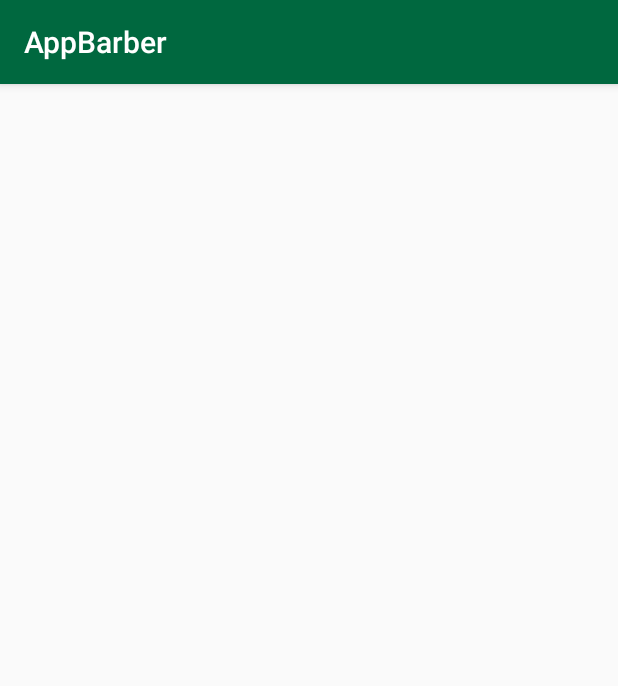
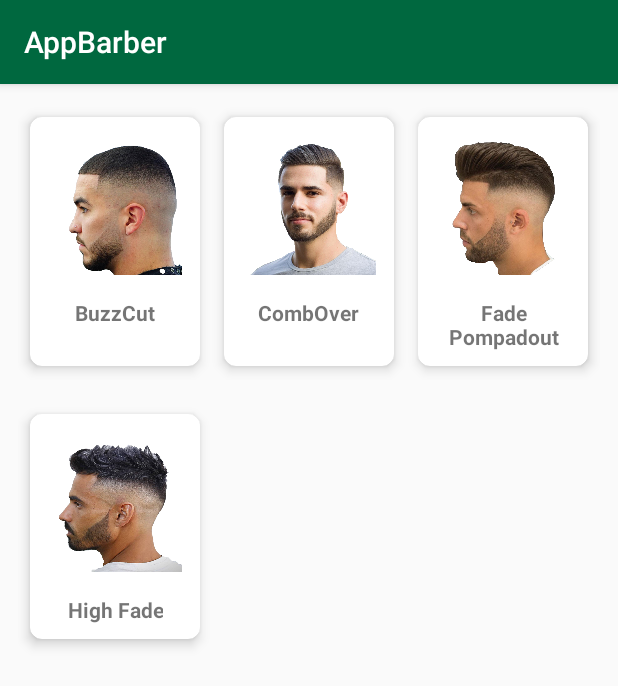
Before and after one commit to rfnvokasi/AppBarber, an Android app: the model screen opened directly, with no data from a screen before it, on a phone screen of 412 x 824 dp. Shown: the top 686 px of the screen. Run offline under Robolectric (Android 15) with nearby library versions, the phone set to English and light mode, and no system bars.

Commit message:
halaman model

```diff
--- a/app/build.gradle
+++ b/app/build.gradle
@@ -60,4 +60,6 @@ dependencies {
     implementation 'com.google.android.material:material:1.1.0'
     implementation 'androidx.mediarouter:mediarouter:1.0.0'
     implementation 'androidx.gridlayout:gridlayout:1.0.0'
+    implementation 'androidx.recyclerview:recyclerview:1.2.0-alpha02'
+    implementation 'androidx.cardview:cardview:1.0.0'
 }
--- /dev/null
+++ b/app/src/main/java/com/example/appbarber/adapters/RambutAdapters.kt
@@ -0,0 +1,44 @@
+package com.example.appbarber.adapters
+
+import android.content.Context
+import android.view.LayoutInflater
+import android.view.View
+import android.view.ViewGroup
+import android.widget.ImageView
+import android.widget.TextView
+import android.widget.Toast
+import androidx.recyclerview.widget.RecyclerView
+import com.example.appbarber.R
+import com.example.appbarber.models.rambut
+import kotlinx.android.synthetic.main.grid_layout_list_item.view.*
+
+class RambutAdapters(var context: Context, var arrayList: ArrayList<rambut>) : RecyclerView.Adapter<RambutAdapters.ItemHolder>() {
+
+    override fun onCreateViewHolder(parent: ViewGroup, viewType: Int): ItemHolder {
+
+        val itemHolder = LayoutInflater.from(parent.context) .inflate(R.layout.grid_layout_list_item,parent, false)
+        return ItemHolder(itemHolder)
+
+    }
+
+    override fun getItemCount(): Int {
+        return arrayList.size
+    }
+
+    override fun onBindViewHolder(holder: ItemHolder, position: Int) {
+       var rambutChar:rambut = arrayList.get(position)
+
+        holder.icons.setImageResource(rambutChar.iconsChar!!)
+        holder.modelr.text = rambutChar.rambutChar
+
+        holder.modelr.setOnClickListener {
+            Toast.makeText(context, rambutChar.rambutChar, Toast.LENGTH_LONG).show()
+        }
+    }
+
+    class ItemHolder(itemView: View) : RecyclerView.ViewHolder(itemView) {
+
+        var icons = itemView.findViewById<ImageView>(R.id.icons_image)
+        var modelr = itemView.findViewById<TextView>(R.id.model_text)
+    }
+}
--- a/app/src/main/java/com/example/appbarber/model.kt
+++ b/app/src/main/java/com/example/appbarber/model.kt
@@ -2,11 +2,44 @@ package com.example.appbarber
 
 import androidx.appcompat.app.AppCompatActivity
 import android.os.Bundle
+import androidx.recyclerview.widget.GridLayoutManager
+import androidx.recyclerview.widget.LinearLayoutManager
+import androidx.recyclerview.widget.RecyclerView
+import com.example.appbarber.adapters.RambutAdapters
+import com.example.appbarber.models.rambut
 
 class model : AppCompatActivity() {
+
+    private var recyclerView:RecyclerView ? = null
+    private var gridLayoutManager:GridLayoutManager ? = null
+    private var arrayList:ArrayList<rambut> ? = null
+    private var rambutAdapters:RambutAdapters ? = null
 
     override fun onCreate(savedInstanceState: Bundle?) {
         super.onCreate(savedInstanceState)
         setContentView(R.layout.activity_model)
+
+        recyclerView = findViewById(R.id.my_recycler_view)
+        gridLayoutManager = GridLayoutManager(applicationContext, 3, LinearLayoutManager.VERTICAL, false)
+        recyclerView?.layoutManager = gridLayoutManager
+        recyclerView?.setHasFixedSize(true)
+
+        arrayList = ArrayList()
+        arrayList = setModel()
+        rambutAdapters = RambutAdapters(applicationContext, arrayList!!)
+        recyclerView?.adapter = rambutAdapters
     }
+    private fun setModel(): ArrayList<rambut> {
+
+        var arrayLists: ArrayList<rambut> = ArrayList()
+
+        arrayLists.add(rambut(R.drawable.buzzcut, "BuzzCut"))
+        arrayLists.add(rambut(R.drawable.combover, "CombOver"))
+        arrayLists.add(rambut(R.drawable.fadepompadout, "Fade Pompadout"))
+        arrayLists.add(rambut(R.drawable.highfade, "High Fade"))
+
+
+        return arrayLists
+    }
+
 }
--- /dev/null
+++ b/app/src/main/java/com/example/appbarber/models/rambut.kt
@@ -0,0 +1,12 @@
+package com.example.appbarber.models
+
+class rambut {
+
+    var iconsChar: Int ? = 0
+    var rambutChar: String ? = null
+
+    constructor(iconsChar: Int?, rambutChar: String?) {
+        this.iconsChar = iconsChar
+        this.rambutChar = rambutChar
+    }
+}
--- a/app/src/main/res/layout/activity_model.xml
+++ b/app/src/main/res/layout/activity_model.xml
@@ -1,9 +1,16 @@
 <?xml version="1.0" encoding="utf-8"?>
-<androidx.constraintlayout.widget.ConstraintLayout xmlns:android="http://schemas.android.com/apk/res/android"
+<LinearLayout xmlns:android="http://schemas.android.com/apk/res/android"
     xmlns:app="http://schemas.android.com/apk/res-auto"
     xmlns:tools="http://schemas.android.com/tools"
     android:layout_width="match_parent"
     android:layout_height="match_parent"
+    android:orientation="vertical"
     tools:context=".model">
 
-</androidx.constraintlayout.widget.ConstraintLayout>
+    <androidx.recyclerview.widget.RecyclerView
+        android:layout_width="match_parent"
+        android:layout_height="match_parent"
+        android:padding="12dp"
+        android:id="@+id/my_recycler_view"/>
+
+</LinearLayout>
--- /dev/null
+++ b/app/src/main/res/layout/grid_layout_list_item.xml
@@ -0,0 +1,38 @@
+<?xml version="1.0" encoding="utf-8"?>
+<androidx.cardview.widget.CardView xmlns:android="http://schemas.android.com/apk/res/android"
+    android:layout_width="match_parent"
+    android:layout_height="wrap_content"
+    xmlns:app="http://schemas.android.com/apk/res-auto"
+    android:layout_marginBottom="12dp"
+    app:cardCornerRadius="8dp"
+    app:cardElevation="5dp"
+    app:cardPreventCornerOverlap="true"
+    app:cardUseCompatPadding="true">
+
+    <RelativeLayout
+        android:layout_width="match_parent"
+        android:layout_height="wrap_content"
+        android:padding="10dp">
+
+        <ImageView
+            android:layout_width="90dp"
+            android:layout_height="90dp"
+            android:id="@+id/icons_image"
+            android:src="@drawable/buzzcut"
+            android:layout_centerHorizontal="true"
+            android:layout_marginTop="5dp"/>
+
+        <TextView
+            android:layout_width="wrap_content"
+            android:layout_height="wrap_content"
+            android:text="Title"
+            android:textAlignment="center"
+            android:layout_centerHorizontal="true"
+            android:layout_marginTop="15dp"
+            android:textStyle="bold"
+            android:id="@+id/model_text"
+            android:layout_below="@+id/icons_image"/>
+
+    </RelativeLayout>
+
+</androidx.cardview.widget.CardView>
```
Also changed, not shown: app/src/main/res/drawable/buzzcut.png (added), app/src/main/res/drawable/combover.png (added), app/src/main/res/drawable/fadepompadout.png (added), app/src/main/res/drawable/highfade.png (added), app/src/main/res/drawable/puffyundercut.png (added), 213 other files.
